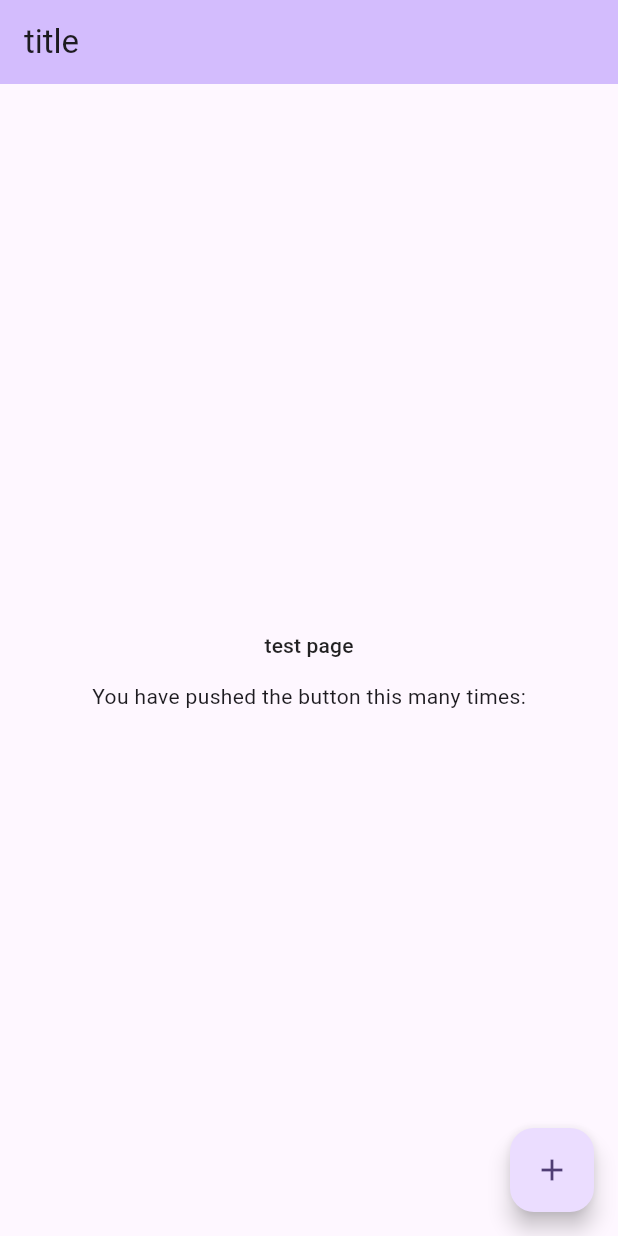
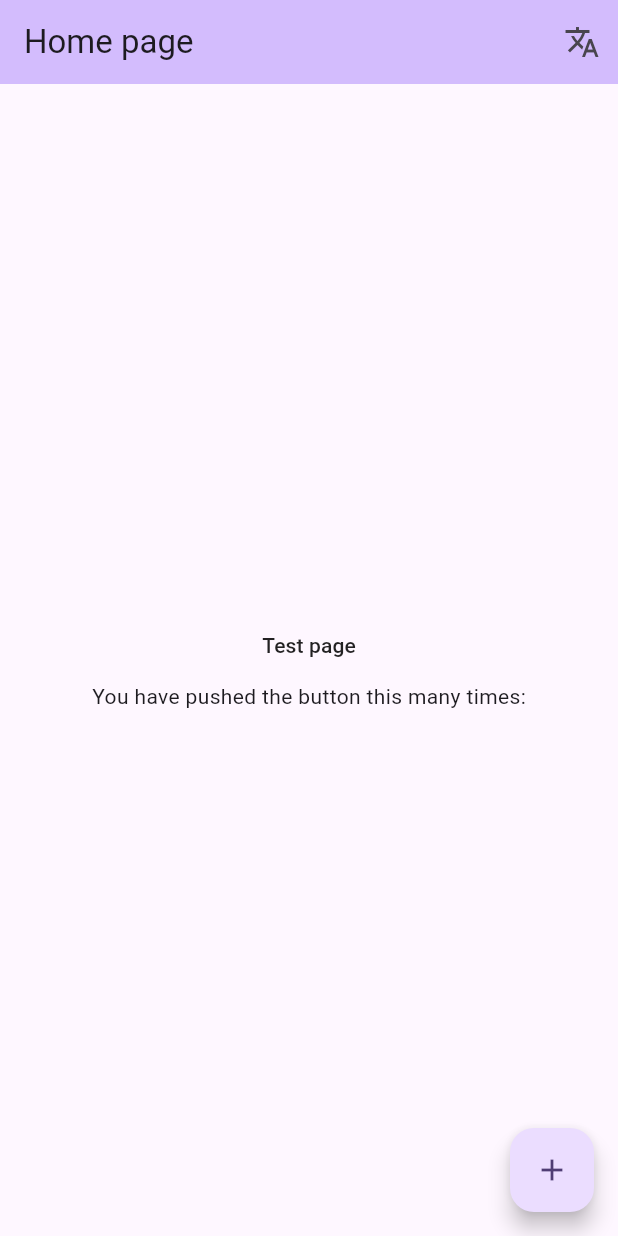
Before and after one commit to shehab-nabil/GETX_test, a Flutter app: the screen it shows after launch, on a phone screen of 412 x 824 dp. Run offline on Flutter 3.47's test engine with Material 2 defaults, Android fonts, the phone set to English and light mode, and no system bars; our stand-ins replace get, shared_preferences.

Commit message:
localization with getx

```diff
--- /dev/null
+++ b/lib/controllers/locale.dart
@@ -0,0 +1,32 @@
+import 'package:flutter/material.dart';
+import 'package:get/get.dart';
+import 'package:getx/core/services/setting_services.dart';
+
+class LocaleController extends GetxController {
+  SettingServices services = Get.find();
+  void changeLang(String langCode) {
+    memoryLang();
+    // langCode == 'ar' ? 'en' : 'ar';
+    Locale localeCode = Locale(langCode);
+    services.sharedPreferances.setString('lang', langCode);
+    Get.updateLocale(localeCode);
+  }
+
+  Locale? memoryLang() {
+    Locale? initLang = services.sharedPreferances.getString('lang') == null
+        ? Get.deviceLocale
+        : Locale(services.sharedPreferances.getString('lang')!);
+    return initLang;
+  }
+
+  String memoryLangCode() {
+    String langCode = 'en';
+    if (services.sharedPreferances.getString('lang') == null ||
+        services.sharedPreferances.getString('lang') == 'ar') {
+      langCode = 'en';
+    } else if (services.sharedPreferances.getString('lang') == 'en') {
+      langCode = 'ar';
+    }
+    return langCode;
+  }
+}
--- /dev/null
+++ b/lib/core/localization/local.dart
@@ -0,0 +1,9 @@
+import 'package:get/get_navigation/get_navigation.dart';
+
+class Locale extends Translations {
+  @override
+  Map<String, Map<String, String>> get keys => {
+        'ar': {'home_page ': 'الصفحة الرئيسية', 'test_page': 'صفحة الاختبار'},
+        'en': {'home_page ': 'Home page', 'test_page': 'Test page'}
+      };
+}
--- a/lib/core/routes.dart
+++ b/lib/core/routes.dart
@@ -13,7 +13,7 @@ class AppRoutes {
     switch (routeSettings.name) {
       case Routes.initialRoute:
         return GetPageRoute(
-          page: () => const HomeScreen(title: 'title'),
+          page: () => const HomeScreen(),
         );
       case Routes.testScreen:
         return GetPageRoute(
--- /dev/null
+++ b/lib/core/strings.dart
@@ -0,0 +1,4 @@
+class Strings {
+  static const String homePage = 'home_page ';
+  static const String testPage = 'test_page';
+}
--- a/lib/main.dart
+++ b/lib/main.dart
@@ -1,5 +1,7 @@
 import 'package:flutter/material.dart';
 import 'package:get/get.dart';
+import 'package:getx/controllers/locale.dart';
+import 'package:getx/core/localization/local.dart';
 import 'package:getx/core/routes.dart';
 import 'package:getx/core/services/setting_services.dart';
 // import 'package:getx/view/counter_screen.dart';
@@ -16,11 +18,15 @@ Future<void> initServices() async {
 
 class MyApp extends StatelessWidget {
   const MyApp({super.key});
-
-  // This widget is the root of your application.
   @override
   Widget build(BuildContext context) {
+    LocaleController controller = Get.put(LocaleController());
+
+    Get.put(LocaleController());
     return GetMaterialApp(
+      debugShowCheckedModeBanner: false,
+      locale: controller.memoryLang(),
+      translations: Locale(),
       onGenerateRoute: AppRoutes.onGenerateRoute,
       title: 'Flutter Demo',
       theme: ThemeData(
--- a/lib/view/home_screen.dart
+++ b/lib/view/home_screen.dart
@@ -1,17 +1,28 @@
 import 'package:flutter/material.dart';
 import 'package:get/get.dart';
+import 'package:getx/controllers/locale.dart';
+import 'package:getx/core/strings.dart';
 
 class HomeScreen extends StatelessWidget //extends GetView<HomeController> {
 {
-  const HomeScreen({super.key, required this.title});
-  final String title;
+  const HomeScreen({
+    super.key,
+  });
 
   @override
   Widget build(BuildContext context) {
+    LocaleController localeController = Get.find();
     return Scaffold(
       appBar: AppBar(
+        actions: [
+          IconButton(
+              onPressed: () {
+                localeController.changeLang(localeController.memoryLangCode());
+              },
+              icon: const Icon(Icons.translate))
+        ],
         backgroundColor: Theme.of(context).colorScheme.inversePrimary,
-        title: Text(title),
+        title: Text(Strings.homePage.tr),
       ),
       body: Center(
         child: Column(
@@ -21,7 +32,7 @@ class HomeScreen extends StatelessWidget //extends GetView<HomeController> {
                 onPressed: () {
                   Get.toNamed('/testScreen');
                 },
-                child: const Text('test page')),
+                child: Text(Strings.testPage.tr)),
             const Text(
               'You have pushed the button this many times:',
             ),
```
Also changed, not shown: lib/view/test_page.dart (+5 -2 lines), 7 other files.
